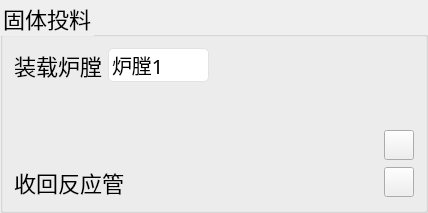
This is programConfig/FeederGroupBox.ui in shukcs/HS_1103 as Qt 5 draws it before an edit. The edited form follows.
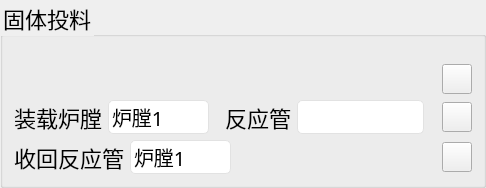
This is the edited form. Icons and pictures are not drawn. Custom widgets are drawn as their Qt base class.

```diff
--- a/programConfig/FeederGroupBox.ui
+++ b/programConfig/FeederGroupBox.ui
@@ -6,8 +6,8 @@
    <rect>
     <x>0</x>
     <y>0</y>
-    <width>428</width>
-    <height>213</height>
+    <width>486</width>
+    <height>188</height>
    </rect>
   </property>
   <property name="windowTitle">
@@ -62,47 +62,25 @@
   <property name="title">
    <string>固体投料</string>
   </property>
-  <layout class="QVBoxLayout" name="verticalLayout_3" stretch="0,1,0">
+  <layout class="QVBoxLayout" name="verticalLayout_2">
    <item>
-    <layout class="QHBoxLayout" name="horizontalLayout_2">
-     <item>
-      <widget class="QLabel" name="lb_feed">
-       <property name="text">
-        <string>装载炉膛</string>
-       </property>
-      </widget>
-     </item>
-     <item>
-      <widget class="QComboBox" name="comboBox">
-       <item>
-        <property name="text">
-         <string>炉膛1</string>
-        </property>
-       </item>
-       <item>
-        <property name="text">
-         <string>炉膛2</string>
-        </property>
-       </item>
-      </widget>
-     </item>
-     <item>
-      <spacer name="horizontalSpacer_2">
-       <property name="orientation">
-        <enum>Qt::Horizontal</enum>
-       </property>
-       <property name="sizeHint" stdset="0">
-        <size>
-         <width>40</width>
-         <height>20</height>
-        </size>
-       </property>
-      </spacer>
-     </item>
-    </layout>
-   </item>
-   <item>
+    <widget class="QWidget" name="widget_2" native="true">
     <layout class="QHBoxLayout" name="horizontalLayout" stretch="1,1,0">
+      <property name="spacing">
+       <number>10</number>
+      </property>
+      <property name="leftMargin">
+       <number>0</number>
+      </property>
+      <property name="topMargin">
+       <number>0</number>
+      </property>
+      <property name="rightMargin">
+       <number>0</number>
+      </property>
+      <property name="bottomMargin">
+       <number>0</number>
+      </property>
      <item>
       <widget class="MaterialsSelect" name="widget" native="true"/>
      </item>
@@ -166,9 +144,103 @@
       </layout>
      </item>
     </layout>
+    </widget>
    </item>
    <item>
-    <layout class="QHBoxLayout" name="horizontalLayout_3" stretch="0,1,0">
+    <layout class="QHBoxLayout" name="horizontalLayout_2">
+     <item>
+      <widget class="QLabel" name="lb_feed">
+       <property name="text">
+        <string>装载炉膛</string>
+       </property>
+      </widget>
+     </item>
+     <item>
+      <widget class="QComboBox" name="cmb_fix">
+       <item>
+        <property name="text">
+         <string>炉膛1</string>
+        </property>
+       </item>
+       <item>
+        <property name="text">
+         <string>炉膛2</string>
+        </property>
+       </item>
+      </widget>
+     </item>
+     <item>
+      <spacer name="horizontalSpacer_4">
+       <property name="orientation">
+        <enum>Qt::Horizontal</enum>
+       </property>
+       <property name="sizeType">
+        <enum>QSizePolicy::Fixed</enum>
+       </property>
+       <property name="sizeHint" stdset="0">
+        <size>
+         <width>10</width>
+         <height>0</height>
+        </size>
+       </property>
+      </spacer>
+     </item>
+     <item>
+      <widget class="QLabel" name="lb_tube">
+       <property name="text">
+        <string>反应管</string>
+       </property>
+      </widget>
+     </item>
+     <item>
+      <widget class="QComboBox" name="cmb_tube"/>
+     </item>
+     <item>
+      <spacer name="horizontalSpacer_2">
+       <property name="orientation">
+        <enum>Qt::Horizontal</enum>
+       </property>
+       <property name="sizeHint" stdset="0">
+        <size>
+         <width>40</width>
+         <height>20</height>
+        </size>
+       </property>
+      </spacer>
+     </item>
+     <item>
+      <widget class="QPushButton" name="btn_fix">
+       <property name="minimumSize">
+        <size>
+         <width>30</width>
+         <height>30</height>
+        </size>
+       </property>
+       <property name="maximumSize">
+        <size>
+         <width>30</width>
+         <height>30</height>
+        </size>
+       </property>
+       <property name="text">
+        <string/>
+       </property>
+       <property name="icon">
+        <iconset resource="../image.qrc">
+         <normaloff>:/programConfig/image/add.png</normaloff>:/programConfig/image/add.png</iconset>
+       </property>
+       <property name="iconSize">
+        <size>
+         <width>25</width>
+         <height>25</height>
+        </size>
+       </property>
+      </widget>
+     </item>
+    </layout>
+   </item>
+   <item>
+    <layout class="QHBoxLayout" name="horizontalLayout_3" stretch="0,0,1,0">
      <item>
       <widget class="QLabel" name="lb_back">
        <property name="text">
@@ -176,6 +248,20 @@
        </property>
       </widget>
      </item>
+     <item>
+      <widget class="QComboBox" name="comboBox">
+       <item>
+        <property name="text">
+         <string>炉膛1</string>
+        </property>
+       </item>
+       <item>
+        <property name="text">
+         <string>炉膛2</string>
+        </property>
+       </item>
+      </widget>
+     </item>
      <item>
       <spacer name="horizontalSpacer_3">
        <property name="orientation">
```
Lines whose indentation alone changed are shown as unchanged.
